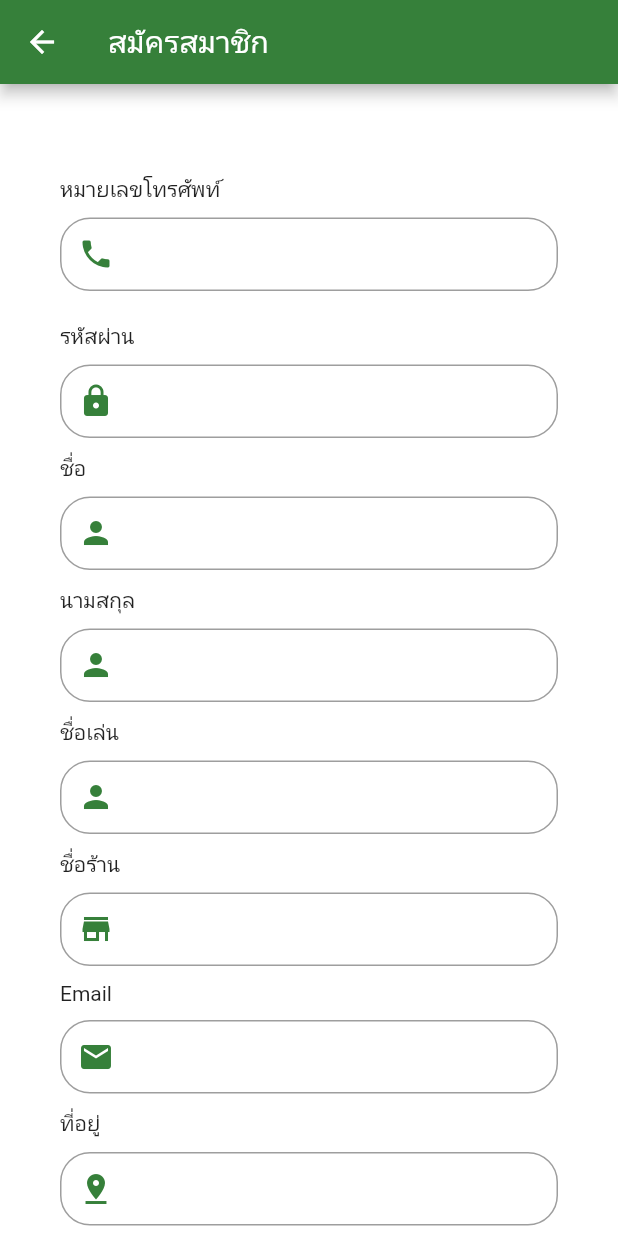
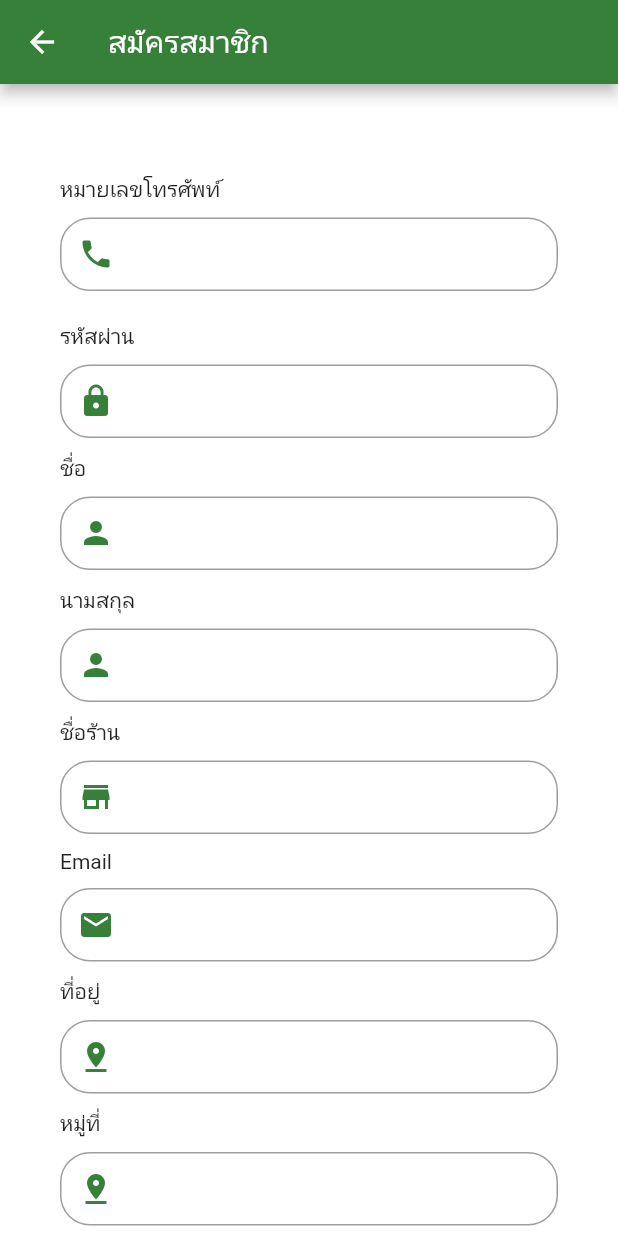
Before and after one commit to Npwtps14/enieth, a Flutter app: the Register screen opened directly with empty values, on a phone screen of 412 x 824 dp. Run offline on Flutter 3.47's test engine with Material 2 defaults, Android fonts, the phone set to English and light mode, and no system bars; our stand-ins replace chopper, dio, flushbar, font_awesome_flutter, get, get_it and 5 more; accounts and stored records are empty; generated files the repository leaves out were written again; network calls fail; Roboto replaces fonts that are missing (Kanit).

Commit message:
refacteor view

```diff
--- a/lib/screens/register_screen.dart
+++ b/lib/screens/register_screen.dart
@@ -169,7 +169,6 @@ class _RegisterState extends State<Register> {
     TextEditingController passwordContorller = TextEditingController();
     TextEditingController nameController = TextEditingController();
     TextEditingController lastNameController = TextEditingController();
-    TextEditingController nickNameController = TextEditingController();
     TextEditingController storeNameController = TextEditingController();
     TextEditingController emailController = TextEditingController();
     TextEditingController addressController = TextEditingController();
@@ -188,7 +187,6 @@ class _RegisterState extends State<Register> {
     passwordContorller.text = widget.password;
     nameController.text = widget.salonName;
     lastNameController.text = widget.sloneLastName;
-    nickNameController.text = widget.salonNickName;
     storeNameController.text = widget.salonStoreName;
     emailController.text = widget.email;
     addressController.text = widget.address;
@@ -259,19 +257,6 @@ class _RegisterState extends State<Register> {
         validator: (val) => val.isEmpty ? "กรุณากรอกข้อมูลให้ครบถ้วน" : null,
         decoration: InputDecoration(
           hintText: widget.sloneLastName,
-          prefixIcon: Icon(
-            Icons.person,
-            color: HexColor('#36803a'),
-          ),
-          contentPadding: EdgeInsets.fromLTRB(20.0, 15.0, 20.0, 15.0),
-          border: OutlineInputBorder(borderRadius: BorderRadius.circular(20)),
-        ));
-    final salonsNickName = TextFormField(
-        controller: nickNameController,
-        // autofocus: true,
-        validator: (val) => val.isEmpty ? "กรุณากรอกข้อมูลให้ครบถ้วน" : null,
-        decoration: InputDecoration(
-          hintText: widget.salonNickName,
           prefixIcon: Icon(
             Icons.person,
             color: HexColor('#36803a'),
@@ -378,13 +363,7 @@ class _RegisterState extends State<Register> {
         ),
       ),
     );
-    // var loading = Row(
-    //   mainAxisAlignment: MainAxisAlignment.center,
-    //   children: <Widget>[
-    //     CircularProgressIndicator(),
-    //     Text(" Registering ... Please wait")
-    //   ],
-    // );
+
     final backtologinLabel = Row(
       mainAxisAlignment: MainAxisAlignment.spaceBetween,
       children: <Widget>[
@@ -398,7 +377,6 @@ class _RegisterState extends State<Register> {
         ),
       ],
     );
-
     return WillPopScope(
       onWillPop: () {
         return new Future(() => false);
@@ -458,10 +436,6 @@ class _RegisterState extends State<Register> {
                   SizedBox(height: 10.0),
                   salonsLastName,
                   SizedBox(height: 10.0),
-                  label("ชื่อเล่น"),
-                  SizedBox(height: 10.0),
-                  salonsNickName,
-                  SizedBox(height: 10.0),
                   label("ชื่อร้าน"),
                   SizedBox(height: 10.0),
                   salonsStoreName,
@@ -516,7 +490,6 @@ class _RegisterState extends State<Register> {
                           // confirmPassword: confirmPassword,
                           salonName: nameController.text,
                           sloneLastName: lastNameController.text,
-                          salonNickName: nickNameController.text,
                           salonStoreName: storeNameController.text,
                           email: emailController.text,
                           address: addressController.text,
--- a/pubspec.yaml
+++ b/pubspec.yaml
@@ -46,6 +46,7 @@ dependencies:
   json_annotation: 3.1.1
   overlay_support: ^1.2.1
   image_picker: ^0.7.5+2
+  flutter_bloc: ^7.0.0
 
   # chopper_generator: ^3.0.0
 
```
Also changed, not shown: lib/screens/address/provinces_screen.dart (+1 -7 lines), lib/screens/login_screen.dart (+0 -40 lines), lib/screens/recovery_password.dart (added), pubspec.lock.
